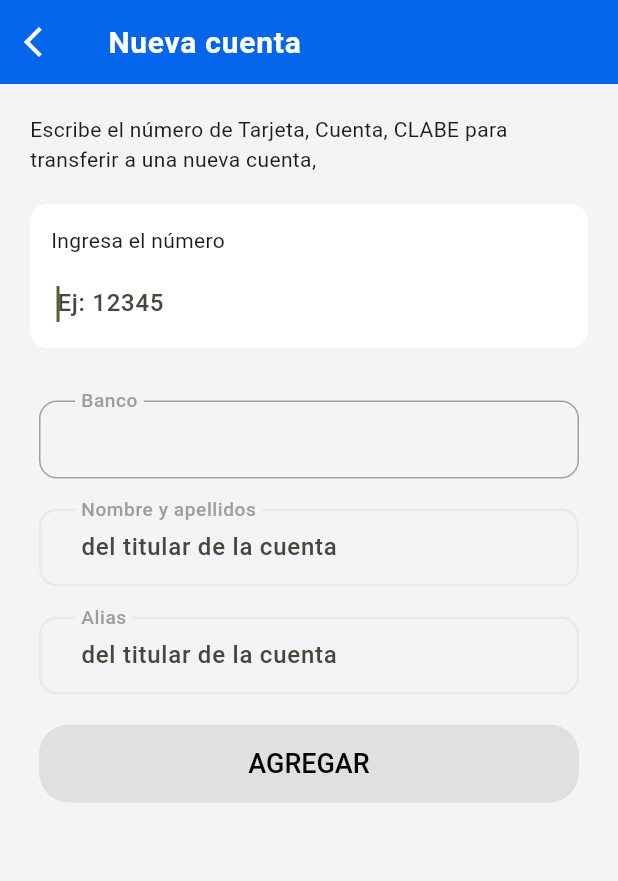
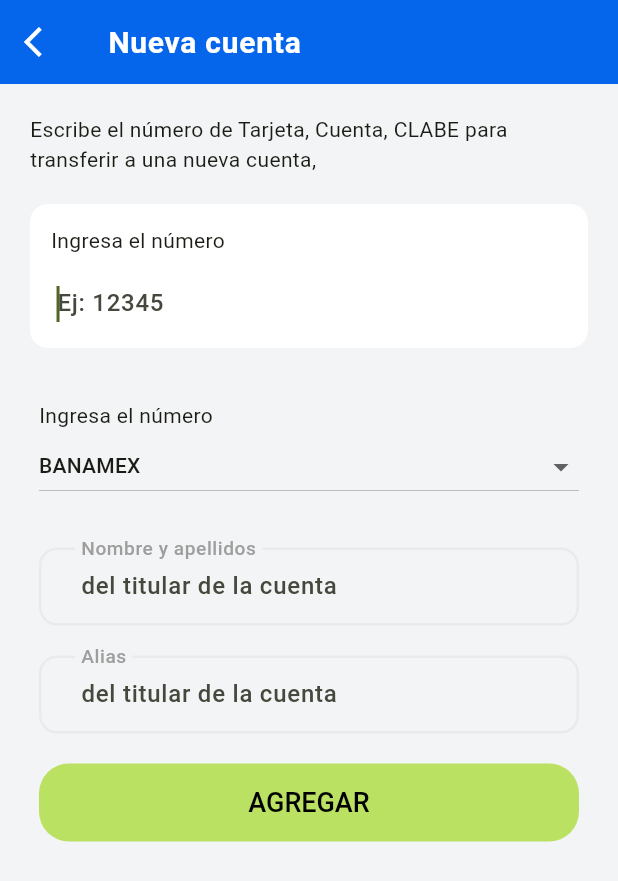
Before and after one commit to HugoLuna5/LoansApp, a Flutter app: the AccountScreen screen opened directly, after a tap on the "add" icon, on a phone screen of 412 x 824 dp. Shown: the top 881 px of the screen. Run offline on Flutter 3.47's test engine with Material 3 defaults, Android fonts, the phone set to English and light mode, and no system bars; our stand-ins replace flutter_svg, image_picker, shared_preferences, sqflite; missing offline and left inert: encrypt; accounts and stored records are empty.

Commit message:
Modulo de cuentas completo

```diff
--- a/lib/ui/accounts/accounts_screen.dart
+++ b/lib/ui/accounts/accounts_screen.dart
@@ -1,14 +1,24 @@
 import 'package:flutter/material.dart';
-import 'package:loans_app/core/models/accounts.dart';
+import 'package:loans_app/utils/database_helper.dart';
 import 'package:loans_app/utils/extensions.dart';
 import 'package:loans_app/values/app_colors.dart' as color;
 import 'package:loans_app/values/app_routes.dart';
+
+final dbHelper = DatabaseHelper();
 
 class AccountScreen extends StatelessWidget {
   const AccountScreen({Key? key}) : super(key: key);
 
   @override
   Widget build(BuildContext context) {
+    Future<List<Map<String, dynamic>>> getLoans() async {
+      await dbHelper.init();
+
+      final result = dbHelper.queryAllRows('accounts');
+
+      return result;
+    }
+
     return Scaffold(
       backgroundColor: color.AppColors.backgroundColor,
       floatingActionButton: FloatingActionButton(
@@ -33,21 +43,29 @@ class AccountScreen extends StatelessWidget {
             padding: const EdgeInsets.symmetric(horizontal: 10, vertical: 20),
             child: Column(
               children: [
-                ListView.builder(
+                FutureBuilder(
+                    future: getLoans(),
+                    builder: (c, s) {
+                      if (s.hasData) {
+                        final items = s.data;
+
+                        return ListView.builder(
                             shrinkWrap: true,
                             physics: const NeverScrollableScrollPhysics(),
                             padding: const EdgeInsets.symmetric(vertical: 10),
-                    itemCount: accounts().length,
+                            itemCount: items!.length,
                             itemBuilder: (context, index) {
                               return Container(
                                 height: 65,
                                 margin: const EdgeInsets.only(bottom: 12),
-                        padding: const EdgeInsets.symmetric(horizontal: 20),
+                                padding:
+                                    const EdgeInsets.symmetric(horizontal: 20),
                                 decoration: BoxDecoration(
                                     color: Colors.white,
                                     borderRadius: BorderRadius.circular(12)),
                                 child: Padding(
-                          padding: const EdgeInsets.only(top: 10, bottom: 10),
+                                  padding: const EdgeInsets.only(
+                                      top: 10, bottom: 10),
                                   child: Row(
                                     mainAxisAlignment: MainAxisAlignment.start,
                                     children: [
@@ -59,27 +77,29 @@ class AccountScreen extends StatelessWidget {
                                               width: 35,
                                               height: 35,
                                               image: AssetImage(
-                                          "assets/banks/${accounts()[index].bank.toLowerCase()}.jpg"))),
+                                                  "assets/banks/${items[index]['bank'].toLowerCase()}.jpg"))),
                                       const SizedBox(
                                         width: 10,
                                       ),
                                       Expanded(
                                         child: Column(
-                                  crossAxisAlignment: CrossAxisAlignment.start,
+                                          crossAxisAlignment:
+                                              CrossAxisAlignment.start,
                                           children: [
                                             Text(
-                                      accounts()[index].alias,
+                                              items[index]['alias'],
                                               style: const TextStyle(
                                                   fontSize: 16,
                                                   fontWeight: FontWeight.bold,
                                                   color: Colors.black),
                                             ),
                                             Text(
-                                      accounts()[index].fullname,
+                                              items[index]['fullname'],
                                               style: TextStyle(
                                                   fontSize: 14,
                                                   fontWeight: FontWeight.normal,
-                                          color: color.AppColors.disableColor),
+                                                  color: color
+                                                      .AppColors.disableColor),
                                             ),
                                           ],
                                         ),
@@ -89,7 +109,11 @@ class AccountScreen extends StatelessWidget {
                                   ),
                                 ),
                               );
-                    })
+                            });
+                      } else {
+                        return const Center(child: CircularProgressIndicator());
+                      }
+                    }),
               ],
             ),
           ),
--- a/lib/ui/accounts/add/add_account_screen.dart
+++ b/lib/ui/accounts/add/add_account_screen.dart
@@ -1,7 +1,11 @@
+// ignore_for_file: use_build_context_synchronously
+
 import 'package:flutter/material.dart';
 import 'package:loans_app/components/app_text_form_field.dart';
 import 'package:loans_app/components/app_text_form_field_without_border.dart';
+import 'package:loans_app/utils/database_helper.dart';
 import 'package:loans_app/values/app_colors.dart' as color;
+import 'package:shared_preferences/shared_preferences.dart';
 
 class AddAccountScreen extends StatefulWidget {
   const AddAccountScreen({super.key});
@@ -10,12 +14,26 @@ class AddAccountScreen extends StatefulWidget {
   State<AddAccountScreen> createState() => AddAccountState();
 }
 
+final dbHelper = DatabaseHelper();
+
 class AddAccountState extends State<AddAccountScreen> {
   final _formKey = GlobalKey<FormState>();
   TextEditingController accountNumberController = TextEditingController();
-  TextEditingController bankController = TextEditingController();
   TextEditingController ownerAccountController = TextEditingController();
   TextEditingController aliasAccountController = TextEditingController();
+
+  List<String> banks = <String>['BANAMEX', 'SANTANDER', 'BBVA'];
+  String banksDropdownValue = 'BANAMEX';
+
+  @override
+  void initState() {
+    super.initState();
+    initDB();
+  }
+
+  Future<void> initDB() async {
+    await dbHelper.init();
+  }
 
   @override
   Widget build(BuildContext context) {
@@ -72,7 +90,7 @@ class AddAccountState extends State<AddAccountScreen> {
                             validator: (value) {
                               return value!.isEmpty
                                   ? 'Por favor, introduzca el número de Tarjeta, Cuenta o CLABE.'
-                                  : value.length > 10
+                                  : value.length > 8
                                       ? null
                                       : 'Número inválido';
                             },
@@ -87,15 +105,36 @@ class AddAccountState extends State<AddAccountScreen> {
                         const EdgeInsets.symmetric(vertical: 35, horizontal: 6),
                     child: Column(
                       children: [
-                        AppTextFormField(
-                          labelText: 'Banco',
-                          enabled: false,
-                          keyboardType: TextInputType.emailAddress,
-                          textInputAction: TextInputAction.next,
-                          onChanged: (value) {
-                            _formKey.currentState?.validate();
-                          },
-                          controller: bankController,
+                        Column(
+                          mainAxisAlignment: MainAxisAlignment.start,
+                          crossAxisAlignment: CrossAxisAlignment.start,
+                          children: [
+                            const Text("Ingresa el número"),
+                            SizedBox(
+                                width: double.infinity,
+                                child: DropdownButton<String>(
+                                  items: banks.map((String value) {
+                                    return DropdownMenuItem<String>(
+                                      value: value,
+                                      child: Text(
+                                        value,
+                                        style: const TextStyle(fontSize: 14),
+                                      ),
+                                    );
+                                  }).toList(),
+                                  onChanged: (value) {
+                                    setState(() {
+                                      banksDropdownValue = value.toString();
+                                    });
+                                    banksDropdownValue = value.toString();
+                                  },
+                                  value: banksDropdownValue,
+                                  isExpanded: true,
+                                )),
+                          ],
+                        ),
+                        const SizedBox(
+                          height: 30,
                         ),
                         AppTextFormField(
                           labelText: 'Nombre y apellidos',
@@ -125,15 +164,34 @@ class AddAccountState extends State<AddAccountScreen> {
                           validator: (value) {
                             return value!.isEmpty
                                 ? 'Por favor, introduzca el alias'
-                                : value.length > 10
+                                : value.length > 4
                                     ? null
                                     : 'Alias inválido';
                           },
                           controller: aliasAccountController,
                         ),
                         FilledButton(
-                          onPressed: _formKey.currentState?.validate() ?? false
-                              ? () {
+                          onPressed: () async {
+                            final SharedPreferences prefs =
+                                await SharedPreferences.getInstance();
+
+                            if (accountNumberController.text.isNotEmpty &&
+                                ownerAccountController.text.isNotEmpty &&
+                                aliasAccountController.text.isNotEmpty) {
+                              final userId = prefs.getInt('userId');
+                              final info = {
+                                'user_id': userId,
+                                'number': accountNumberController.text,
+                                'bank': banksDropdownValue,
+                                'fullname': ownerAccountController.text,
+                                'alias': aliasAccountController.text
+                              };
+
+                              try {
+                                final result =
+                                    await dbHelper.insertInfo('accounts', info);
+
+                                if (result > 0) {
                                   ScaffoldMessenger.of(context).showSnackBar(
                                     const SnackBar(
                                       content: Text(
@@ -141,22 +199,36 @@ class AddAccountState extends State<AddAccountScreen> {
                                     ),
                                   );
                                   accountNumberController.clear();
-                                  bankController.clear();
                                   ownerAccountController.clear();
                                   aliasAccountController.clear();
                                   Navigator.pop(context);
+                                } else {
+                                  ScaffoldMessenger.of(context).showSnackBar(
+                                    const SnackBar(
+                                      content: Text('¡Datos incorrectos!'),
+                                    ),
+                                  );
                                 }
-                              : null,
+                              } catch (e) {
+                                ScaffoldMessenger.of(context).showSnackBar(
+                                  const SnackBar(
+                                    content: Text('¡Datos incorrectos!'),
+                                  ),
+                                );
+                              }
+                            } else {
+                              ScaffoldMessenger.of(context).showSnackBar(
+                                const SnackBar(
+                                  content: Text('¡Datos incorrectos!'),
+                                ),
+                              );
+                            }
+                          },
                           style: const ButtonStyle().copyWith(
                             shape: MaterialStateProperty.all(
                               RoundedRectangleBorder(
                                 borderRadius: BorderRadius.circular(20),
                               ),
-                            ),
-                            backgroundColor: MaterialStateProperty.all(
-                              _formKey.currentState?.validate() ?? false
-                                  ? null
-                                  : Colors.grey.shade300,
                             ),
                           ),
                           child: const Text('AGREGAR'),
```
Lines whose indentation alone changed are shown as unchanged.
